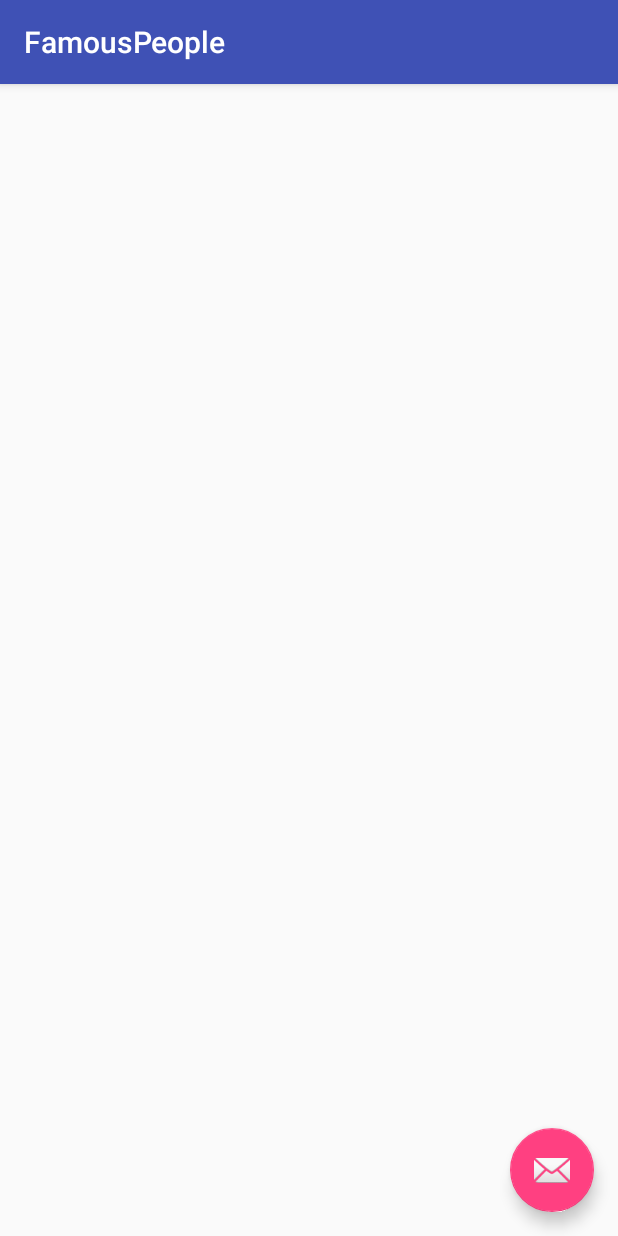
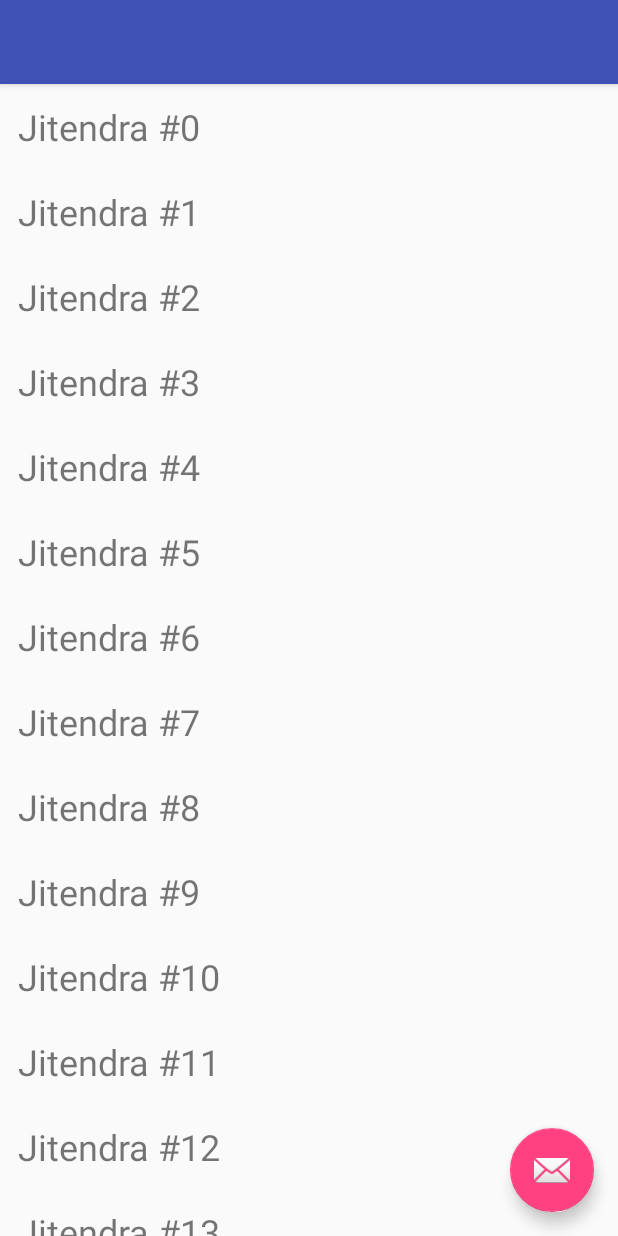
Before and after one commit to jitendrabhuyan/FamousPeople, an Android app: the screen it shows after launch (MainActivity), on a phone screen of 412 x 824 dp. Run offline under Robolectric (Android 15) with nearby library versions, the phone set to English and light mode, and no system bars.

Commit message:
adapter changes

```diff
--- a/app/src/main/java/app/demo/com/famouspeople/MainActivity.java
+++ b/app/src/main/java/app/demo/com/famouspeople/MainActivity.java
@@ -5,23 +5,38 @@ import android.os.Bundle;
 import android.support.design.widget.FloatingActionButton;
 import android.support.design.widget.Snackbar;
 import android.support.v7.app.AppCompatActivity;
+import android.support.v7.widget.LinearLayoutManager;
+import android.support.v7.widget.RecyclerView;
 import android.support.v7.widget.Toolbar;
 import android.util.Log;
 import android.view.View;
 import android.view.Menu;
 import android.view.MenuItem;
 
+import java.util.ArrayList;
+
 public class MainActivity extends AppCompatActivity {
 
     private static final String TAG = MainActivity.class.getName();
     FloatingActionButton fab;
+    ArrayList<String> users;
+
+    RecyclerView mRecyclerView;
+    RecyclerView.Adapter mRecyclerViewAdapter;
 
     @Override
     protected void onCreate(Bundle savedInstanceState) {
         super.onCreate(savedInstanceState);
         setContentView(R.layout.activity_main);
-        Toolbar toolbar = (Toolbar) findViewById(R.id.toolbar);
-        setSupportActionBar(toolbar);
+
+        users = new ArrayList<String>();
+        for (int i = 0; i < 100; i++) {
+            users.add("Jitendra #"+i);
+        }
+        mRecyclerView = findViewById(R.id.recycler_view);
+        mRecyclerView.setLayoutManager(new LinearLayoutManager(this));
+        mRecyclerViewAdapter = new UserAdapter(users);
+        mRecyclerView.setAdapter(mRecyclerViewAdapter);
 
         fab = findViewById(R.id.fab);
         fab.setOnClickListener(new View.OnClickListener(){
--- /dev/null
+++ b/app/src/main/java/app/demo/com/famouspeople/UserAdapter.java
@@ -0,0 +1,48 @@
+package app.demo.com.famouspeople;
+
+import android.support.v7.widget.RecyclerView;
+import android.view.LayoutInflater;
+import android.view.View;
+import android.view.ViewGroup;
+import android.widget.TextView;
+
+import java.util.ArrayList;
+
+public class UserAdapter extends RecyclerView.Adapter<UserAdapter.ViewHolder> {
+
+
+    ArrayList<String> users;
+
+    public UserAdapter(ArrayList<String> users) {
+        this.users = users;
+
+    }
+    @Override
+    public int getItemCount() {
+        return users.size();
+    }
+
+    @Override
+    public UserAdapter.ViewHolder onCreateViewHolder(ViewGroup parent, int viewType) {
+
+        View view = LayoutInflater.from(parent.getContext()).inflate(R.layout.user_row,parent,false);
+
+        return new ViewHolder(view);
+    }
+
+    @Override
+    public void onBindViewHolder(UserAdapter.ViewHolder holder, int position) {
+        holder.firstName.setText(users.get(position));
+    }
+
+    public class ViewHolder extends RecyclerView.ViewHolder {
+        public TextView firstName;
+
+        public ViewHolder(View itemView) {
+            super(itemView);
+            firstName = itemView.findViewById(R.id.first_name);
+        }
+    }
+
+
+}
--- /dev/null
+++ b/app/src/main/res/layout/user_row.xml
@@ -0,0 +1,14 @@
+<?xml version="1.0" encoding="utf-8"?>
+<LinearLayout xmlns:android="http://schemas.android.com/apk/res/android"
+    android:layout_width="match_parent"
+    android:layout_height="wrap_content"
+    android:orientation="vertical"
+    android:padding="12dp">
+
+    <TextView
+        android:id="@+id/first_name"
+        android:layout_width="wrap_content"
+        android:layout_height="wrap_content"
+        android:textSize="24sp"/>
+
+</LinearLayout>
```
